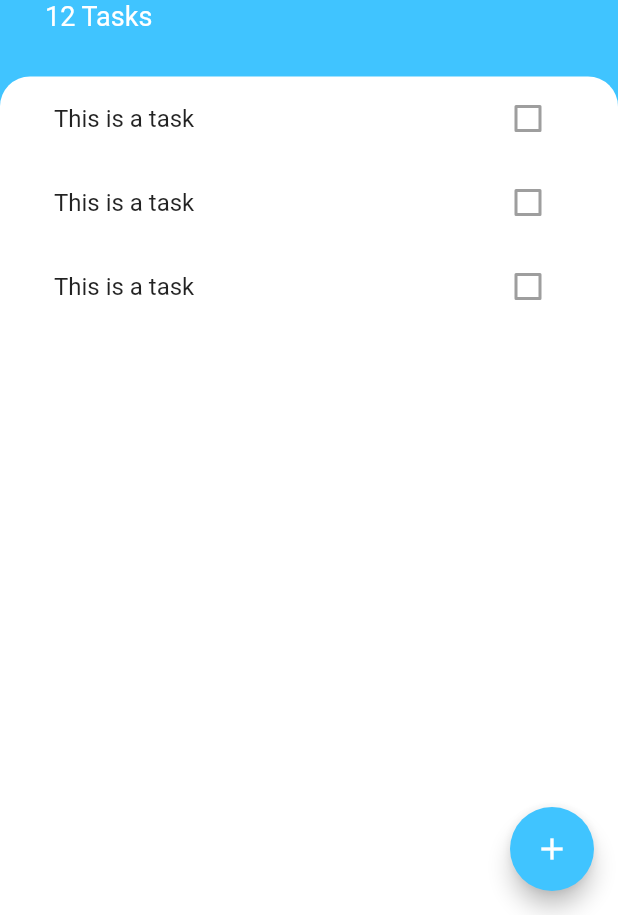
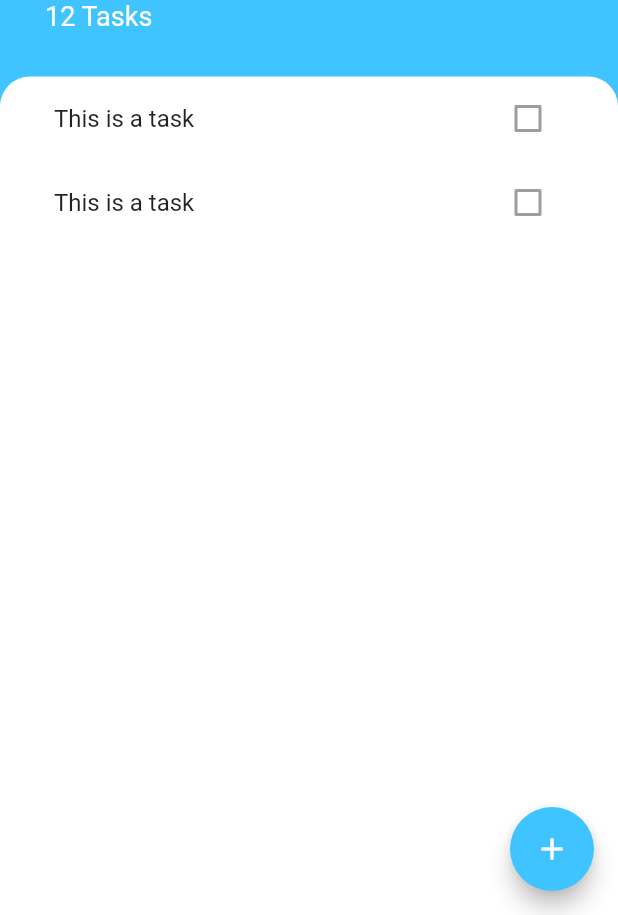
Before and after one commit to ishanjain18/flutterpractice, a Flutter app: the screen it shows after launch, on a phone screen of 412 x 824 dp, the part 321-1236 px from its top. Run offline on Flutter 3.47's test engine with Material 2 defaults, Android fonts, the light colour scheme and no system bars; our stand-ins replace animated_text_kit, audioplayers, cloud_firestore, firebase_auth, firebase_core, flutter_spinkit and 5 more; accounts and stored records are empty.

Commit message:
Minor Changes

```diff
--- a/todoey_flutter/lib/widgets/task_list.dart
+++ b/todoey_flutter/lib/widgets/task_list.dart
@@ -5,7 +5,7 @@ class TaskList extends StatelessWidget {
   @override
   Widget build(BuildContext context) {
     return ListView(
-      children: [TaskTile(), TaskTile(), TaskTile()],
+      children: [TaskTile(), TaskTile()],
     );
   }
 }
```
